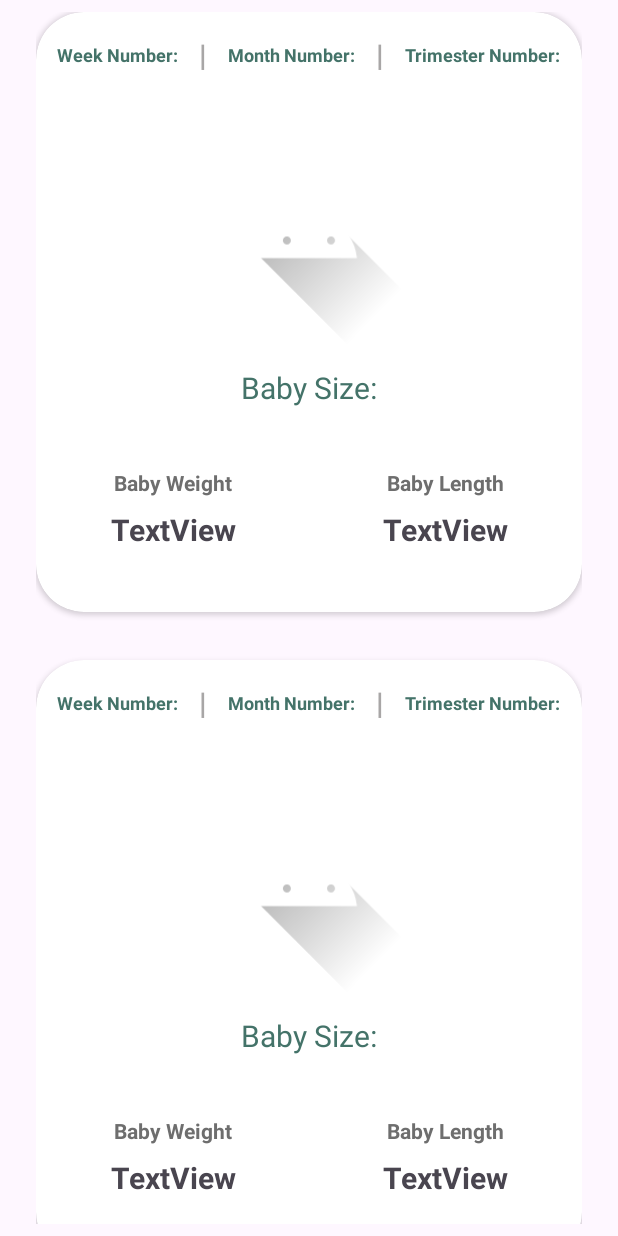
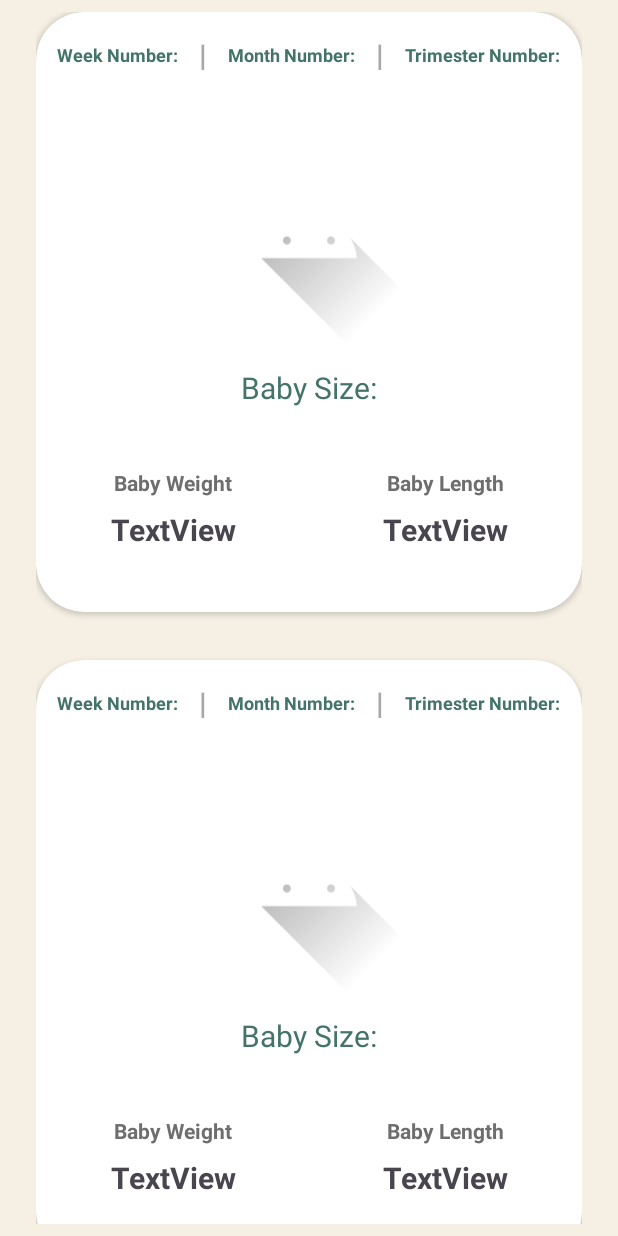
Before and after one commit to fridarik50/WombWise, an Android app: the layout fragment_fruit_comparison.xml on its own in the app's theme, with its tools: preview values and no code run, on a phone screen of 412 x 824 dp. Run offline under Robolectric (Android 15) with nearby library versions, the phone set to English and light mode, and no system bars.

Commit message:
fruit comparison xml background update

```diff
--- a/app/src/main/res/layout/fragment_fruit_comparison.xml
+++ b/app/src/main/res/layout/fragment_fruit_comparison.xml
@@ -4,7 +4,8 @@
     xmlns:tools="http://schemas.android.com/tools"
     android:layout_width="match_parent"
     android:layout_height="match_parent"
-    tools:context=".fragments.FruitComparisonFragment" >
+    android:background="@color/wombWiseBeige"
+    tools:context=".fragments.FruitComparisonFragment">
 
     <androidx.recyclerview.widget.RecyclerView
         android:id="@+id/baby_size_details_rv"
@@ -14,6 +15,7 @@
         android:layout_marginTop="8dp"
         android:layout_marginEnd="24dp"
         android:layout_marginBottom="8dp"
+        android:backgroundTint="@color/wombWiseBeige"
         app:layoutManager="androidx.recyclerview.widget.LinearLayoutManager"
         app:layout_constraintBottom_toBottomOf="parent"
         app:layout_constraintEnd_toEndOf="parent"
```
